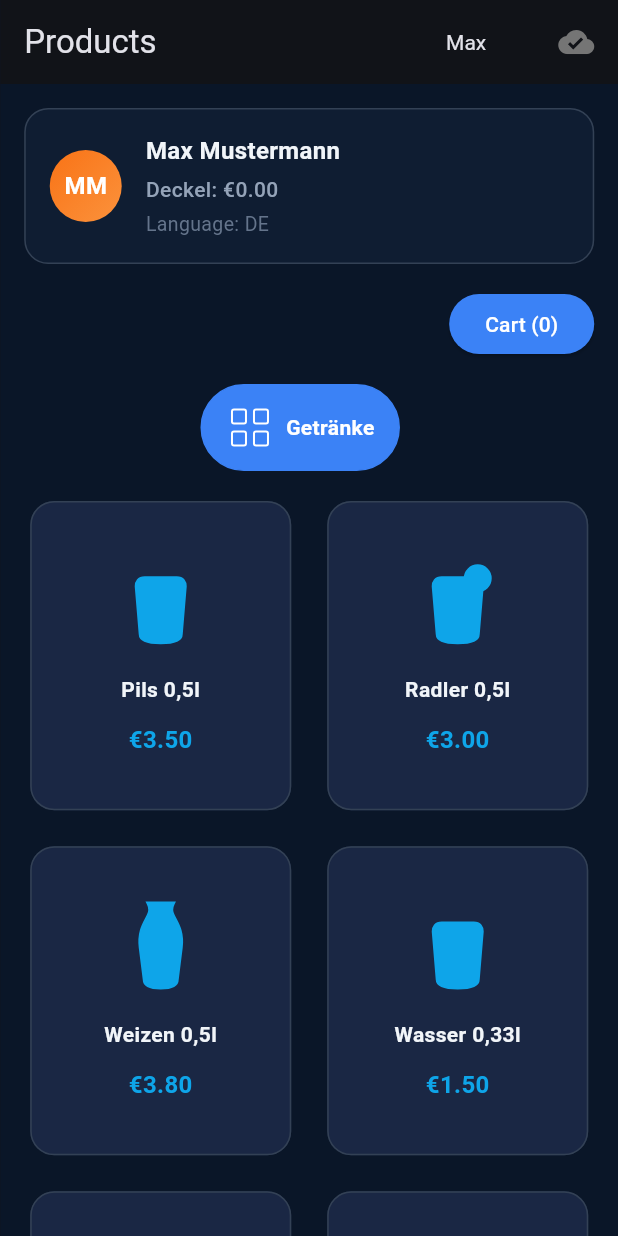
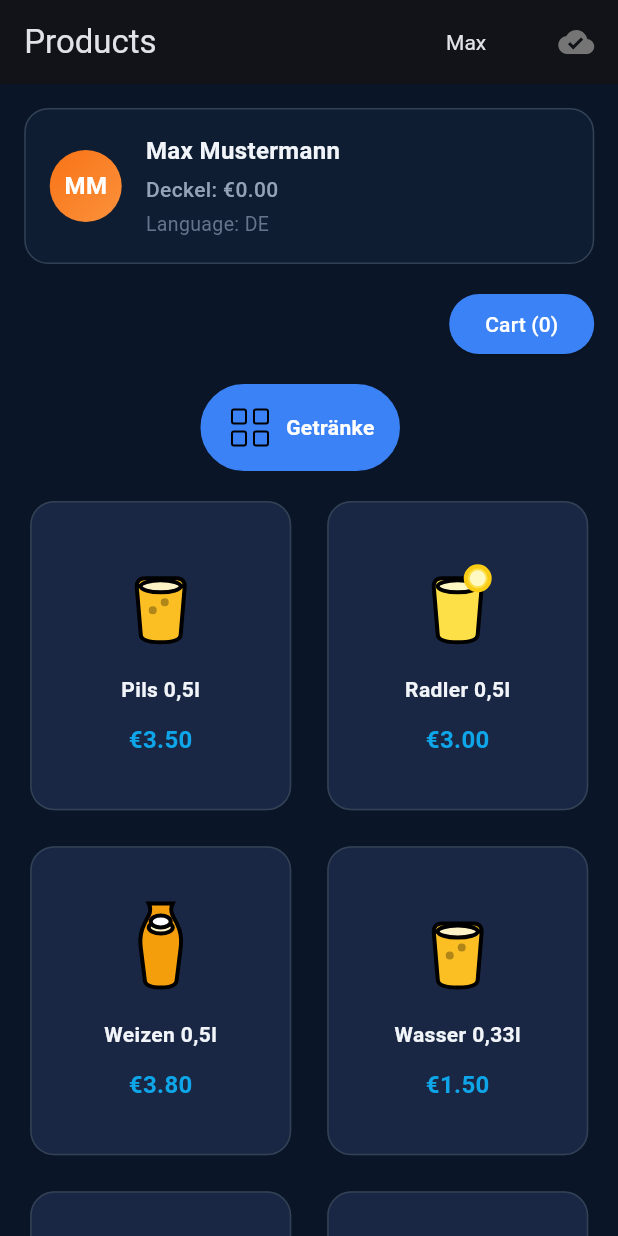
Before and after one commit to dgloeckner/clubbar, a Flutter app: the screen it shows after launch, after a tap on the "contactless" icon, on a phone screen of 412 x 824 dp. Run offline on Flutter 3.47's test engine with Material 3 defaults, Android fonts, the phone set to English and light mode, and no system bars; our stand-ins replace drift, flutter_svg, go_router, logger, sqflite_common_ffi; accounts and stored records are empty; generated files the repository leaves out were written again.

Commit message:
fix: remove color filter to render SVGs with their original colors
SVGs have hardcoded fill colors that conflict with ColorFilter.
Removed colorFilter to render SVGs as-is - they're already
beautifully styled and don't need tinting.

This should fix SVG icons not displaying at all.

All 204 tests passing.

Co-Authored-By: Claude Haiku 4.5 <noreply@anthropic.com>

```diff
--- a/terminal-frontend/lib/utils/icon_registry.dart
+++ b/terminal-frontend/lib/utils/icon_registry.dart
@@ -14,9 +14,7 @@ Widget getProductIcon(
     iconPath,
     width: size,
     height: size,
-    colorFilter: color != null
-        ? ColorFilter.mode(color, BlendMode.srcIn)
-        : null,
+    // SVG files have their own colors - render as-is for best results
     placeholderBuilder: (BuildContext context) {
       return SizedBox(
         width: size,
@@ -40,9 +38,7 @@ Widget getCategoryIcon(
     iconPath,
     width: size,
     height: size,
-    colorFilter: color != null
-        ? ColorFilter.mode(color, BlendMode.srcIn)
-        : null,
+    // SVG files have their own colors - render as-is for best results
     placeholderBuilder: (BuildContext context) {
       return SizedBox(
         width: size,
```
